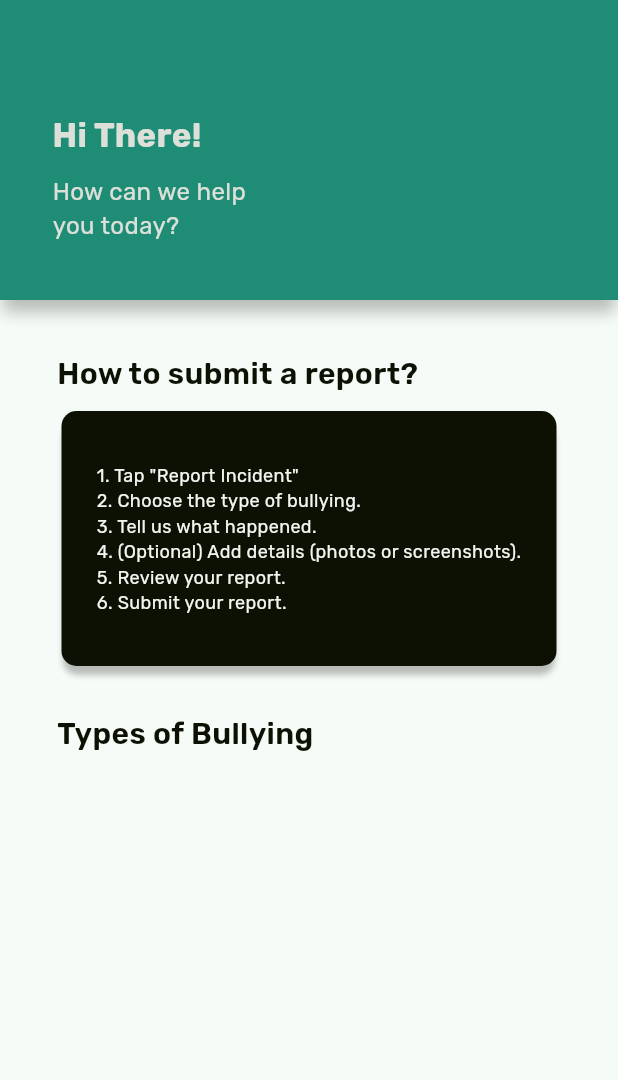
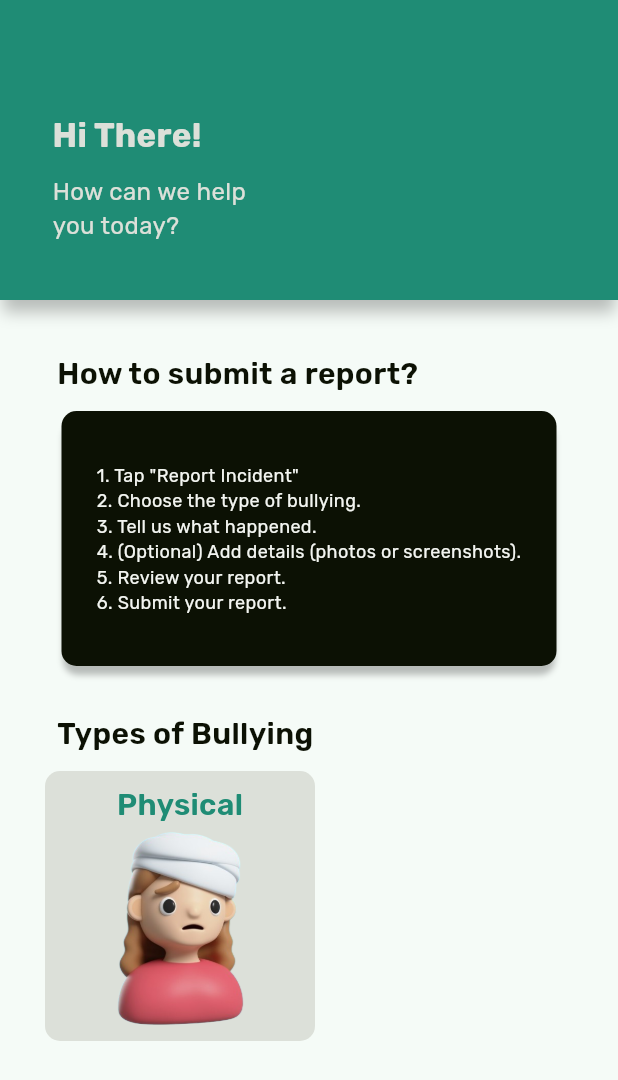
Before and after one commit to nsennes/SafeSchool, a Flutter app: the Home screen opened directly, on a phone screen of 412 x 824 dp. Shown: the top 1080 px of the screen. Run offline on Flutter 3.47's test engine with Material 3 defaults, Android fonts, the phone set to English and light mode, and no system bars.

Commit message:
add image, working on the card

```diff
--- a/safeschool/lib/main.dart
+++ b/safeschool/lib/main.dart
@@ -29,7 +29,7 @@ class MyApp extends StatelessWidget {
         ),
         fontFamily: ("Rubik"),
       ),
-      home: const HomePage(),
+      home: const Home(),
     );
   }
 }
--- a/safeschool/lib/pages/home.dart
+++ b/safeschool/lib/pages/home.dart
@@ -125,14 +125,42 @@ class Home extends StatelessWidget {
                 const SizedBox(
                   height: 10,
                 ),
-                // Padding(
-                //   padding: const EdgeInsets.only(left: 30.0),
-                //   child: Container(
-                //     height: 180,
-                //     width: 180,
-                //     decoration: BoxDecoration(color: ColorsUse.secondaryColor),
-                //   ),
-                // )
+                Padding(
+                  padding: const EdgeInsets.only(left: 30.0),
+                  child: Container(
+                    height: 180,
+                    width: 180,
+                    decoration: BoxDecoration(
+                      color: ColorsUse.secondaryColor,
+                      borderRadius: BorderRadius.circular(10),
+                      // image: const DecorationImage(
+                      //     image:
+                      //         AssetImage("assets/images/physical_Bullying.png"),
+                      //     fit: BoxFit.cover),
+                    ),
+                    child: Column(
+                      children: [
+                        const SizedBox(
+                          height: 8,
+                        ),
+                        Text(
+                          "Physical",
+                          style: TextUse.heading_2().merge(
+                            const TextStyle(color: ColorsUse.primaryColor),
+                          ),
+                        ),
+                        const SizedBox(
+                          height: 3,
+                        ),
+                        SizedBox(
+                            height: 130,
+                            width: 130,
+                            child: Image.asset(
+                                "assets/images/physical_Bullying.png"))
+                      ],
+                    ),
+                  ),
+                ),
               ],
             ),
           ],
--- a/safeschool/pubspec.yaml
+++ b/safeschool/pubspec.yaml
@@ -59,8 +59,8 @@ flutter:
   uses-material-design: true
 
   # To add assets to your application, add an assets section, like this:
-  # assets:
-  #   - images/a_dot_burr.jpeg
+  assets:
+    - assets/images/physical_Bullying.png
   #   - images/a_dot_ham.jpeg
 
   # An image asset can refer to one or more resolution-specific "variants", see
```
Also changed, not shown: safeschool/assets/images/physical_Bullying.png (added).
